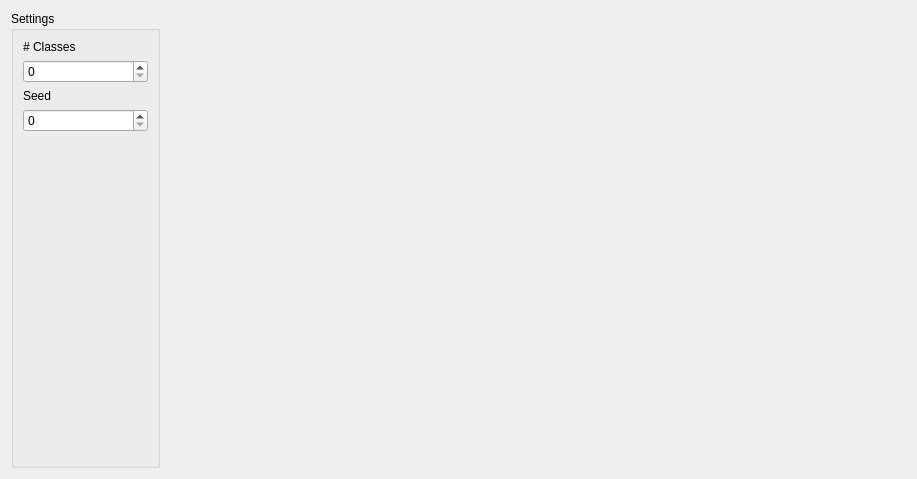
Old version of the form piggy_bank/ui/classes.ui in the repository pbertoni89/piggy-bank.
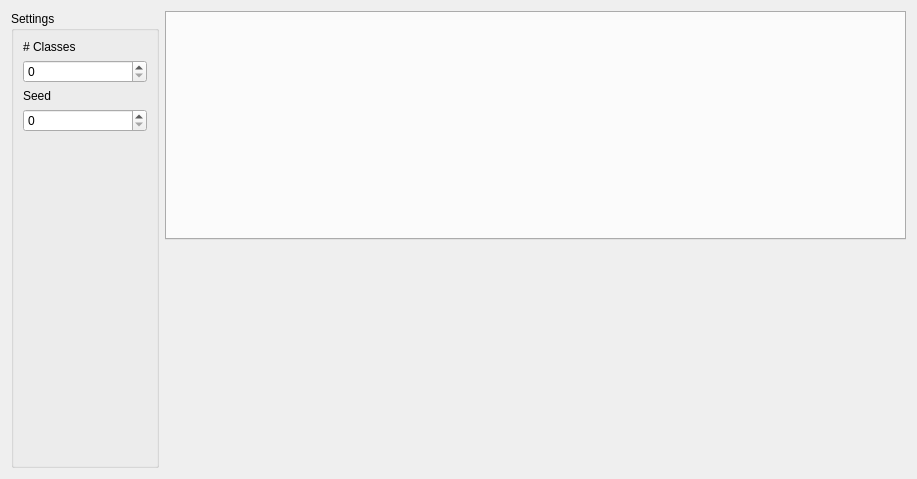
New version of the form.

Commit message: Class tabs list each class's movements; tables have static .ui columns

What changed in the file:
```diff
--- a/piggy_bank/ui/classes.ui
+++ b/piggy_bank/ui/classes.ui
@@ -59,7 +59,18 @@
       </widget>
      </item>
      <item>
-      <layout class="QVBoxLayout" name="qvl_classes"/>
+      <layout class="QVBoxLayout" name="qvl_classes" stretch="1,1">
+       <item>
+        <layout class="QHBoxLayout" name="qhl_tabs">
+         <item>
+          <widget class="QTabWidget" name="qtw_tabs"/>
+         </item>
+        </layout>
+       </item>
+       <item>
+        <layout class="QHBoxLayout" name="qhl_charts"/>
+       </item>
+      </layout>
      </item>
     </layout>
    </item>
```
The commit also changes 10 other files.
